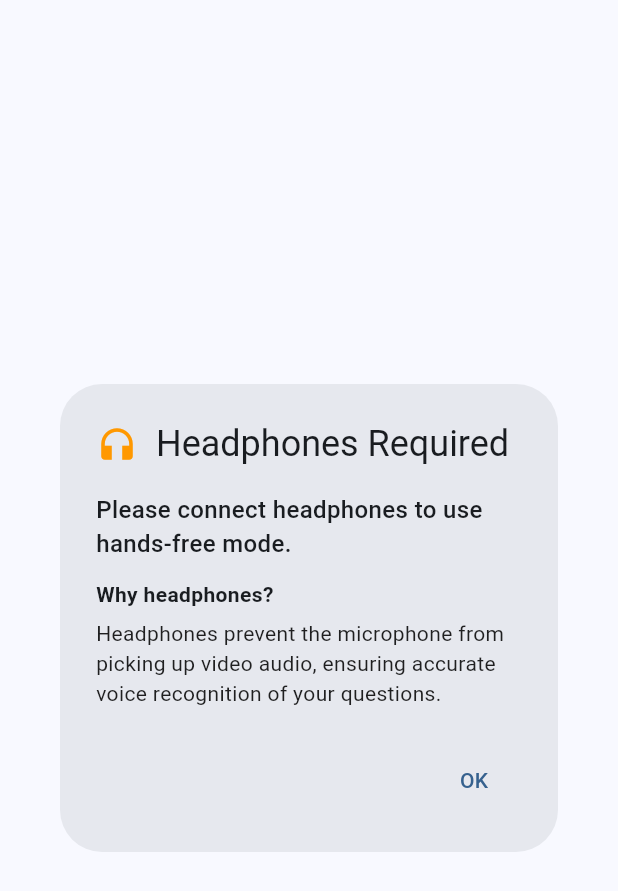
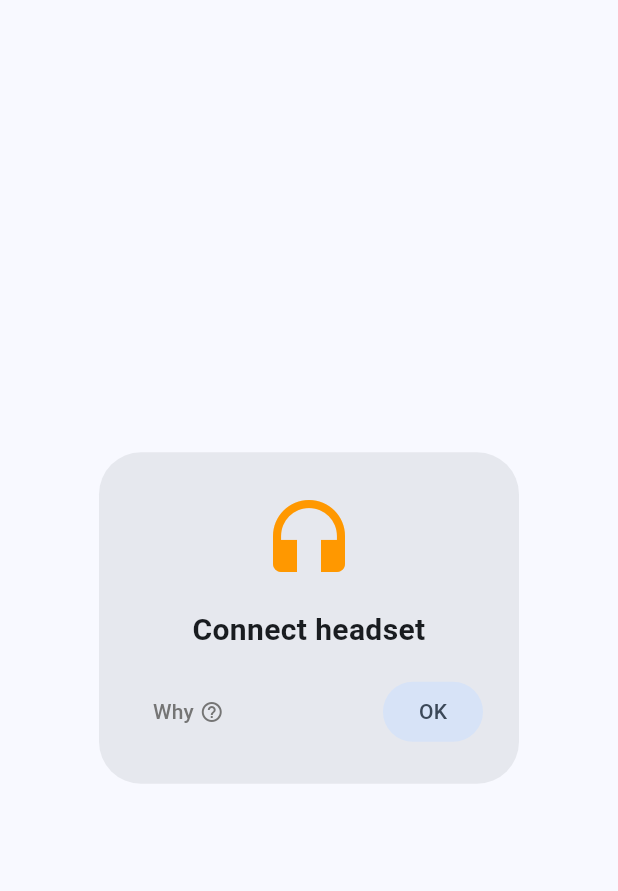
Before and after one commit to AiExpert1985/learnova, a Flutter app: the HeadphoneRequiredDialog widget shown alone on an empty page, opened directly, on a phone screen of 412 x 824 dp. Shown: the top 891 px of the screen. Run offline on Flutter 3.47's test engine with Material 3 defaults, Android fonts, the phone set to English and light mode, and no system bars; our stand-ins replace flutter_riverpod, flutter_tts, go_router, hive, hive_flutter, permission_handler and 3 more; accounts and stored records are empty.

Commit message:
improve the head phone connection message

```diff
--- a/lib/features/qa/widgets/headphone_required_dialog.dart
+++ b/lib/features/qa/widgets/headphone_required_dialog.dart
@@ -1,42 +1,71 @@
 import 'package:flutter/material.dart';
 
 /// Dialog shown when trying to enable continuous mode without headphones
-class HeadphoneRequiredDialog extends StatelessWidget {
+/// Dialog shown when trying to enable continuous mode without headphones
+class HeadphoneRequiredDialog extends StatefulWidget {
   const HeadphoneRequiredDialog({super.key});
+
+  @override
+  State<HeadphoneRequiredDialog> createState() =>
+      _HeadphoneRequiredDialogState();
+}
+
+class _HeadphoneRequiredDialogState extends State<HeadphoneRequiredDialog> {
+  bool _showExplanation = false;
 
   @override
   Widget build(BuildContext context) {
     return AlertDialog(
-      title: const Row(
+      contentPadding: const EdgeInsets.fromLTRB(24, 24, 24, 16),
+      content: Column(
+        mainAxisSize: MainAxisSize.min,
         children: [
-          Icon(Icons.headphones, color: Colors.orange, size: 28),
-          SizedBox(width: 12),
-          Text('Headphones Required'),
+          const Icon(Icons.headphones, size: 64, color: Colors.orange),
+          const SizedBox(height: 16),
+          const Text(
+            'Connect headset',
+            style: TextStyle(fontSize: 20, fontWeight: FontWeight.bold),
+            textAlign: TextAlign.center,
+          ),
+          if (_showExplanation) ...[
+            const SizedBox(height: 16),
+            Container(
+              padding: const EdgeInsets.all(12),
+              decoration: BoxDecoration(
+                color: Colors.grey.shade100,
+                borderRadius: BorderRadius.circular(8),
+              ),
+              child: const Text(
+                'Headphones separate your voice from the video sound, helping the AI understand you clearly.',
+                style: TextStyle(fontSize: 14, height: 1.4),
+                textAlign: TextAlign.center,
+              ),
+            ),
+          ],
         ],
       ),
-      content: const Column(
-        mainAxisSize: MainAxisSize.min,
-        crossAxisAlignment: CrossAxisAlignment.start,
-        children: [
-          Text(
-            'Please connect headphones to use hands-free mode.',
-            style: TextStyle(fontSize: 16, fontWeight: FontWeight.w500),
-          ),
-          SizedBox(height: 12),
-          Text(
-            'Why headphones?',
-            style: TextStyle(fontWeight: FontWeight.bold),
-          ),
-          SizedBox(height: 6),
-          Text(
-            'Headphones prevent the microphone from picking up video audio, '
-            'ensuring accurate voice recognition of your questions.',
-            style: TextStyle(fontSize: 14, color: Colors.black87),
-          ),
-        ],
-      ),
+      actionsAlignment: MainAxisAlignment.spaceBetween,
       actions: [
         TextButton(
+          onPressed: () {
+            setState(() {
+              _showExplanation = !_showExplanation;
+            });
+          },
+          style: TextButton.styleFrom(foregroundColor: Colors.grey.shade600),
+          child: Row(
+            mainAxisSize: MainAxisSize.min,
+            children: [
+              Text(_showExplanation ? 'Hide why' : 'Why'),
+              const SizedBox(width: 4),
+              Icon(
+                _showExplanation ? Icons.keyboard_arrow_up : Icons.help_outline,
+                size: 16,
+              ),
+            ],
+          ),
+        ),
+        FilledButton.tonal(
           onPressed: () => Navigator.of(context).pop(),
           child: const Text('OK'),
         ),
```
